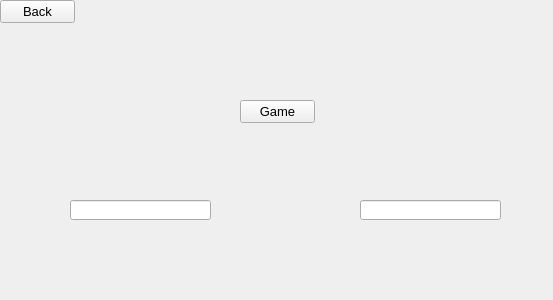
Before: the Qt Designer form authentication.ui in LexaLukovka/Volleyball, drawn with Qt 5.
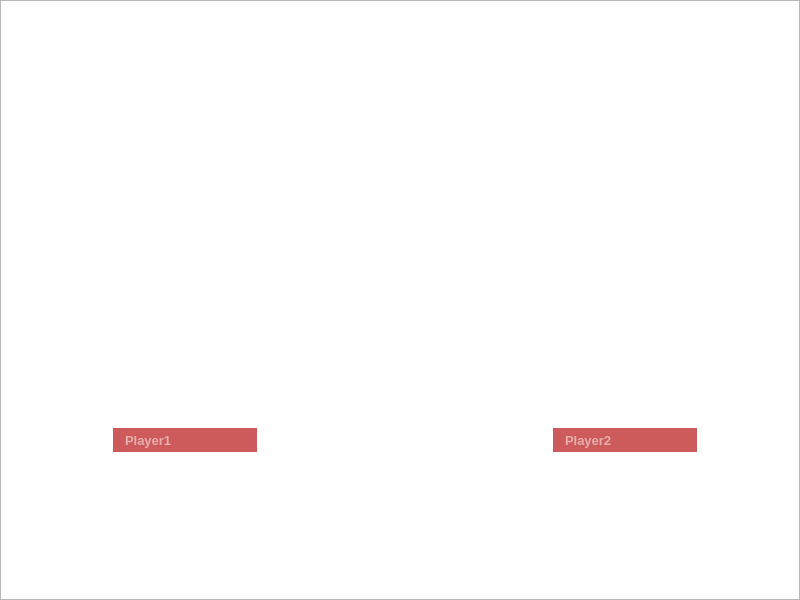
After: the same form once the commit is applied. Icons and pictures are not drawn.

What changed in the file:
```diff
--- a/authentication.ui
+++ b/authentication.ui
@@ -6,10 +6,16 @@
    <rect>
     <x>0</x>
     <y>0</y>
-    <width>553</width>
-    <height>300</height>
+    <width>800</width>
+    <height>600</height>
    </rect>
   </property>
+  <property name="maximumSize">
+   <size>
+    <width>800</width>
+    <height>600</height>
+   </size>
+  </property>
   <property name="font">
    <font>
     <pointsize>10</pointsize>
@@ -18,62 +24,265 @@
   <property name="windowTitle">
    <string>Form</string>
   </property>
+  <property name="styleSheet">
+   <string notr="true"/>
+  </property>
   <widget class="QLineEdit" name="lineEdit">
    <property name="geometry">
     <rect>
-     <x>70</x>
-     <y>200</y>
-     <width>141</width>
-     <height>20</height>
+     <x>110</x>
+     <y>425</y>
+     <width>150</width>
+     <height>30</height>
     </rect>
    </property>
+   <property name="font">
+    <font>
+     <pointsize>10</pointsize>
+     <weight>75</weight>
+     <bold>true</bold>
+    </font>
+   </property>
+   <property name="styleSheet">
+    <string notr="true">background-color: #ce5b5b;
+border: 3px solid #fff; 
+color: #fff;
+padding-left: 10px;</string>
+   </property>
+   <property name="inputMask">
+    <string/>
+   </property>
+   <property name="text">
+    <string/>
+   </property>
+   <property name="placeholderText">
+    <string>Player1</string>
+   </property>
   </widget>
   <widget class="QLineEdit" name="lineEdit_2">
    <property name="geometry">
     <rect>
-     <x>360</x>
-     <y>200</y>
-     <width>141</width>
-     <height>20</height>
+     <x>550</x>
+     <y>425</y>
+     <width>150</width>
+     <height>30</height>
     </rect>
    </property>
    <property name="font">
     <font>
      <pointsize>10</pointsize>
+     <weight>75</weight>
+     <bold>true</bold>
     </font>
+   </property>
+   <property name="styleSheet">
+    <string notr="true">background-color: #ce5b5b;
+border: 3px solid #fff; 
+color: #fff;
+padding-left: 10px;</string>
+   </property>
+   <property name="inputMask">
+    <string/>
+   </property>
+   <property name="text">
+    <string/>
+   </property>
+   <property name="placeholderText">
+    <string>Player2</string>
+   </property>
+  </widget>
+  <widget class="QPushButton" name="startGame">
+   <property name="geometry">
+    <rect>
+     <x>320</x>
+     <y>222</y>
+     <width>161</width>
+     <height>161</height>
+    </rect>
+   </property>
+   <property name="font">
+    <font>
+     <pointsize>10</pointsize>
+    </font>
+   </property>
+   <property name="cursor">
+    <cursorShape>PointingHandCursor</cursorShape>
+   </property>
+   <property name="styleSheet">
+    <string notr="true">background-color: transparent;
+border: 0;</string>
+   </property>
+   <property name="text">
+    <string/>
    </property>
   </widget>
   <widget class="QPushButton" name="pushButton">
    <property name="geometry">
     <rect>
+     <x>10</x>
+     <y>10</y>
+     <width>31</width>
+     <height>51</height>
+    </rect>
+   </property>
+   <property name="cursor">
+    <cursorShape>PointingHandCursor</cursorShape>
+   </property>
+   <property name="styleSheet">
+    <string notr="true">background-image: url(&quot;:/images/images/arrow-right.png&quot;);
+background-repeat: no-repeat;
+border: 0;</string>
+   </property>
+   <property name="text">
+    <string/>
+   </property>
+  </widget>
+  <widget class="QGraphicsView" name="graphicsView">
+   <property name="geometry">
+    <rect>
      <x>0</x>
      <y>0</y>
-     <width>75</width>
-     <height>23</height>
+     <width>800</width>
+     <height>600</height>
     </rect>
    </property>
-   <property name="text">
-    <string>Back</string>
-   </property>
-  </widget>
-  <widget class="QPushButton" name="pushButton_2">
-   <property name="geometry">
-    <rect>
-     <x>240</x>
-     <y>100</y>
-     <width>75</width>
-     <height>23</height>
-    </rect>
+   <property name="maximumSize">
+    <size>
+     <width>800</width>
+     <height>600</height>
+    </size>
    </property>
    <property name="font">
     <font>
-     <pointsize>10</pointsize>
+     <pointsize>9</pointsize>
     </font>
    </property>
+   <property name="styleSheet">
+    <string notr="true">background-image:  url(&quot;:/images/images/background-start.png&quot;);
+background-repeat: no-repeat;
+text-transform: uppercase; </string>
+   </property>
+  </widget>
+  <widget class="QLabel" name="player1">
+   <property name="geometry">
+    <rect>
+     <x>140</x>
+     <y>280</y>
+     <width>75</width>
+     <height>142</height>
+    </rect>
+   </property>
    <property name="text">
-    <string>Game</string>
+    <string/>
    </property>
   </widget>
+  <widget class="QLabel" name="player2">
+   <property name="geometry">
+    <rect>
+     <x>580</x>
+     <y>280</y>
+     <width>75</width>
+     <height>142</height>
+    </rect>
+   </property>
+   <property name="text">
+    <string/>
+   </property>
+   <property name="pixmap">
+    <pixmap resource="res.qrc">:/images/images/player2.png</pixmap>
+   </property>
+  </widget>
+  <widget class="QPushButton" name="pl1_r">
+   <property name="geometry">
+    <rect>
+     <x>220</x>
+     <y>340</y>
+     <width>30</width>
+     <height>50</height>
+    </rect>
+   </property>
+   <property name="cursor">
+    <cursorShape>PointingHandCursor</cursorShape>
+   </property>
+   <property name="styleSheet">
+    <string notr="true">border: 0;
+background-image: url(&quot;:/images/images/arrow-r.png&quot;);</string>
+   </property>
+   <property name="text">
+    <string/>
+   </property>
+  </widget>
+  <widget class="QPushButton" name="pl2_r">
+   <property name="geometry">
+    <rect>
+     <x>660</x>
+     <y>340</y>
+     <width>30</width>
+     <height>50</height>
+    </rect>
+   </property>
+   <property name="cursor">
+    <cursorShape>PointingHandCursor</cursorShape>
+   </property>
+   <property name="styleSheet">
+    <string notr="true">border: 0;
+background-image: url(&quot;:/images/images/arrow-r.png&quot;);</string>
+   </property>
+   <property name="text">
+    <string/>
+   </property>
+  </widget>
+  <widget class="QPushButton" name="pl2_l">
+   <property name="geometry">
+    <rect>
+     <x>540</x>
+     <y>340</y>
+     <width>30</width>
+     <height>50</height>
+    </rect>
+   </property>
+   <property name="cursor">
+    <cursorShape>PointingHandCursor</cursorShape>
+   </property>
+   <property name="styleSheet">
+    <string notr="true">border: 0;
+background-image: url(&quot;:/images/images/arrow-l.png&quot;);</string>
+   </property>
+   <property name="text">
+    <string/>
+   </property>
+  </widget>
+  <widget class="QPushButton" name="pl1_l">
+   <property name="geometry">
+    <rect>
+     <x>100</x>
+     <y>340</y>
+     <width>30</width>
+     <height>50</height>
+    </rect>
+   </property>
+   <property name="cursor">
+    <cursorShape>PointingHandCursor</cursorShape>
+   </property>
+   <property name="styleSheet">
+    <string notr="true">border: 0;
+background-image: url(&quot;:/images/images/arrow-l.png&quot;);</string>
+   </property>
+   <property name="text">
+    <string/>
+   </property>
+  </widget>
+  <zorder>graphicsView</zorder>
+  <zorder>lineEdit</zorder>
+  <zorder>lineEdit_2</zorder>
+  <zorder>startGame</zorder>
+  <zorder>pushButton</zorder>
+  <zorder>player1</zorder>
+  <zorder>player2</zorder>
+  <zorder>pl1_r</zorder>
+  <zorder>pl2_r</zorder>
+  <zorder>pl2_l</zorder>
+  <zorder>pl1_l</zorder>
  </widget>
  <resources/>
  <connections/>
```
Left out of the diff: 7 changed lines with no effect on the pictures.
